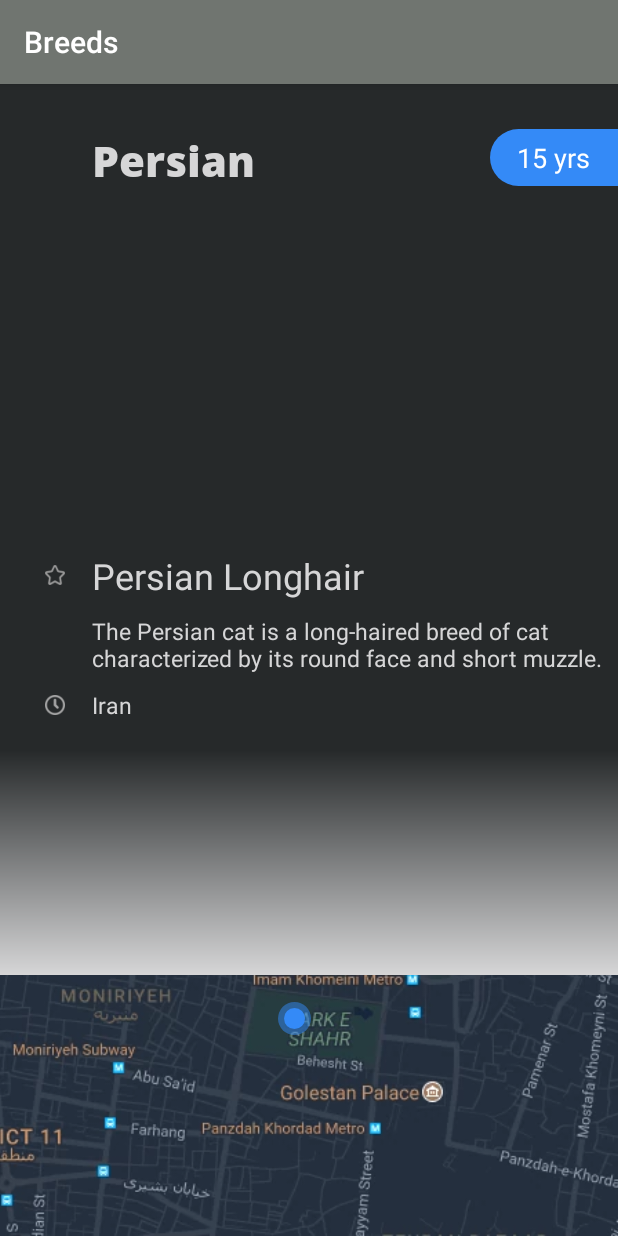
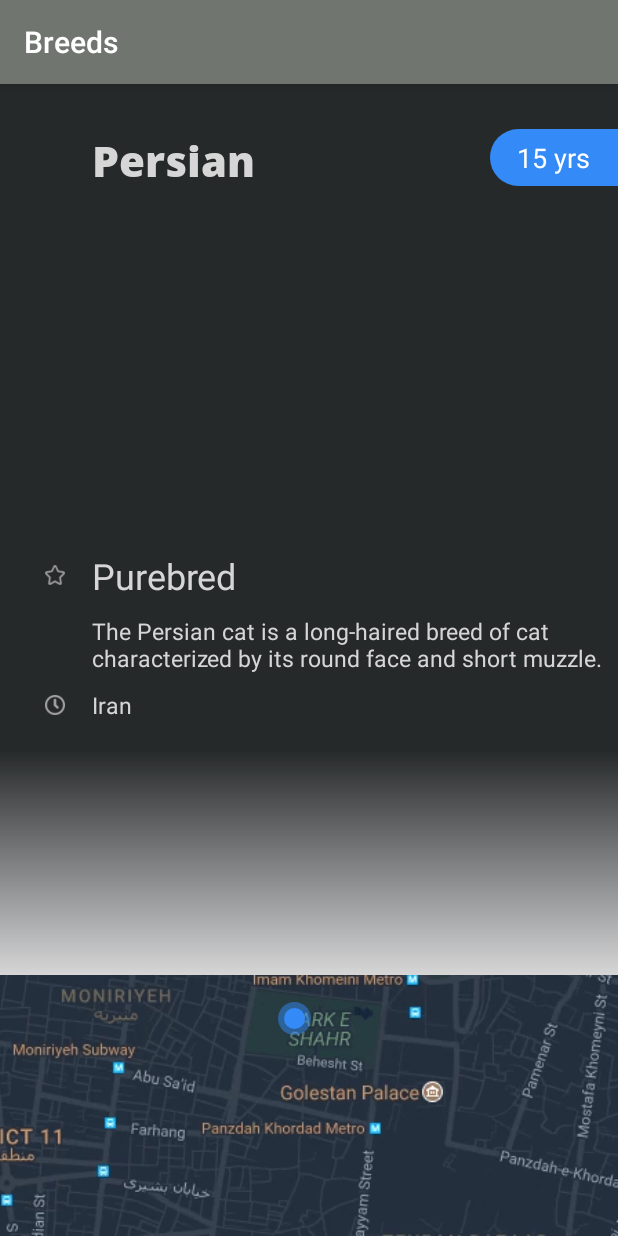
Before and after one commit to ujwalp15/Meow, an Android app: the BreedsActivity screen opened directly, with no data from a screen before it, on a phone screen of 412 x 824 dp. Run offline under Robolectric (Android 15) with nearby library versions, the light colour scheme and no system bars; libraries missing offline, so code that uses them is left out: com.ramotion.cardslider; 2 statements that could not run were skipped.

Commit message:
Meow: add support for more breeds

```diff
--- a/app/src/main/java/ujwal/android/com/meow/BreedsActivity.java
+++ b/app/src/main/java/ujwal/android/com/meow/BreedsActivity.java
@@ -36,15 +36,15 @@ import ujwal.android.com.meow.utils.DecodeBitmapTask;
 
 public class BreedsActivity extends AppCompatActivity {
 
-    private final int[][] dotCoords = new int[5][2];
-    private final int[] pics = {R.drawable.persian, R.drawable.siamese, R.drawable.burmese, R.drawable.manx, R.drawable.abyssinian};
+    private final int[][] dotCoords = new int[9][2];
+    private final int[] pics = {R.drawable.persian, R.drawable.siamese, R.drawable.burmese, R.drawable.manx, R.drawable.abyssinian,R.drawable.angora,R.drawable.tabby,R.drawable.tortoiseshell,R.drawable.domestic};
     private final int[] maps = {R.drawable.map_iran, R.drawable.map_thailand, R.drawable.map_burma, R.drawable.map_isleofman, R.drawable.map_egypt};
-    private final int[] descriptions = {R.string.text1, R.string.text2, R.string.text3, R.string.text4, R.string.text5};
-    private final String[] breeds = {"Persian", "Siemese", "Burmese", "Manx", "Absyssinian"};
-    private final String[] names = {"Persian Longhair", "Meezer", "Thongdaeng", "Manks", "Abyssinia"};
-    private final String[] lifespan = {"15 yrs", "20 yrs", "15 yrs", "10 yrs", "12 yrs"};
-    private final String[] origin = {"Iran", "Thailand", "Myanmar","Isle of Man","Egypt"};
-    private final SliderAdapter sliderAdapter = new SliderAdapter(pics, 5, new OnCardClickListener());
+    private final int[] descriptions = {R.string.text1, R.string.text2, R.string.text3, R.string.text4, R.string.text5,R.string.text6,R.string.text7,R.string.text8,R.string.text9};
+    private final String[] breeds = {"Persian", "Siemese", "Burmese", "Manx", "Absyssinian", "Angora", "Tabby", "Tortoiseshell", "Domestic"};
+    private final String[] names = {"Purebred", "Purebred", "Purebred", "Purebred", "Purebred", "Purebred", "Domestic", "Domestic", "Domestic"};
+    private final String[] lifespan = {"15 yrs", "20 yrs", "15 yrs", "10 yrs", "12 yrs", "15 yrs", "17 yrs", "15 yrs", "~ yrs"};
+    private final String[] origin = {"Iran", "Thailand", "Myanmar","Isle of Man","Egypt", "Turkey", "England", "House","House"};
+    private final SliderAdapter sliderAdapter = new SliderAdapter(pics, 9, new OnCardClickListener());
     private CardSliderLayoutManager layoutManger;
     private RecyclerView recyclerView;
     private ImageSwitcher mapSwitcher;
@@ -53,7 +53,6 @@ public class BreedsActivity extends AppCompatActivity {
     private TextSwitcher clockSwitcher;
     private TextSwitcher descriptionsSwitcher;
     private View greenDot;
-
     private TextView country1TextView;
     private TextView country2TextView;
     private int countryOffset1;
--- a/app/src/main/res/values/strings.xml
+++ b/app/src/main/res/values/strings.xml
@@ -22,6 +22,10 @@
     <string name="text3">The Burmese is a slender, long-bodied cat with a wedge-shaped head, large pointed ears, long tapering muzzle and moderately almond-shaped eyes.</string>
     <string name="text4">Manx cats are best known as being entirely tailless, along with elongated hind legs and a rounded head.</string>
     <string name="text5">The Abyssinian is a slender, fine-boned, medium-sized cat. They have alert, relatively large pointed ears.</string>
+    <string name="text6">Turkish Angora cats have long, silky coats and elegant, sinuous bodies.</string>
+    <string name="text7">A tabby is any domestic cat that has a coat featuring distinctive stripes, dots, lines or swirling patterns.</string>
+    <string name="text8">Tortoiseshell cats have particolored coats with patches of various shades of red and black, and sometimes white.</string>
+    <string name="text9">They are often called house cats when kept as indoor pets or simply cats when there is no need to distinguish them from other felids and felines.</string>
 
     <string name="progress_dialog_title_upload">Uploading image to server</string>
     <string name="progress_dialog_title_fetch">Computing result</string>
```
Also changed, not shown: app/src/main/res/drawable/angora.webp (added), app/src/main/res/drawable/domestic.webp (added), app/src/main/res/drawable/tabby.webp (added), app/src/main/res/drawable/tortoiseshell.webp (added).
